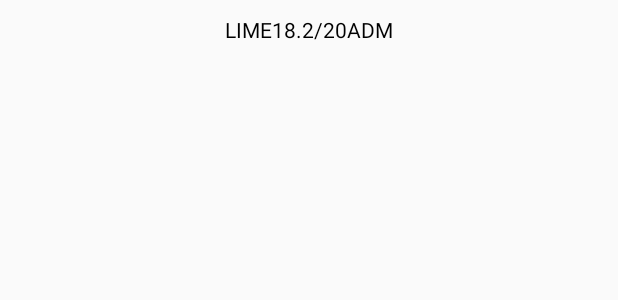
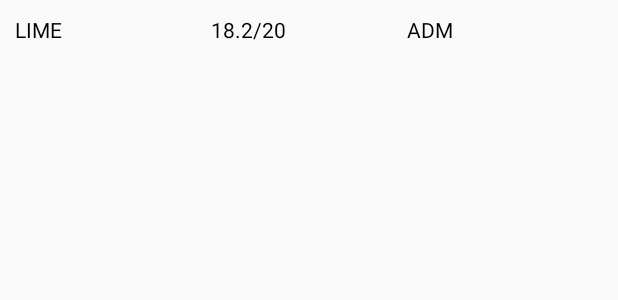
Before and after one commit to etudiant29001227/Projet_Ajourne, an Android app: the layout cell_layout.xml on its own in the app's theme, with its tools: preview values and no code run, on a phone screen of 412 x 824 dp. Shown: the top 300 px of the screen. Run offline under Robolectric (Android 15) with nearby library versions, the phone set to English and light mode, and no system bars.

```diff
--- a/app/src/main/java/com/example/projet_ajourn/GameView.java
+++ b/app/src/main/java/com/example/projet_ajourn/GameView.java
@@ -118,12 +118,6 @@ public class GameView extends View {
     }
 
     private boolean InMap(Canvas canvas,DrawableObject object){
-        System.out.println("-------------------------------------------------------------------------------------------------------");
-        System.out.println("Y : "+object.getY());
-        System.out.println("taile de l'image : "+object.getMaxHeight());
-        System.out.println("taile de l'ecran: "+canvas.getHeight());
-
-        System.out.println("Somme de Y+ taile de l'image : "+(object.getY()+object.getMaxHeight()));
         return ((object.getY()+object.getMaxHeight())<=canvas.getHeight()) && (object.getY()>=0);
     }
 
--- a/app/src/main/java/com/example/projet_ajourn/MyDBAdapter.java
+++ b/app/src/main/java/com/example/projet_ajourn/MyDBAdapter.java
@@ -38,7 +38,7 @@ public class MyDBAdapter {
     public ArrayList<Score> getAllScores(){
         ArrayList<Score> scores = new ArrayList<>();
         Cursor c = db.query(TABLE_SCORES, new String[]{COL_ID,COL_NAME,COL_MARK,COL_RESULT},null,
-                null,null,null,COL_MARK);
+                null,null,null,COL_MARK+" DESC");
         c.moveToFirst();
         while (!c.isAfterLast()){
             scores.add(new Score(c.getLong(0),c.getString(1),c.getFloat(2)));
--- a/app/src/main/res/layout/cell_layout.xml
+++ b/app/src/main/res/layout/cell_layout.xml
@@ -5,36 +5,40 @@
     android:orientation="horizontal"
     android:layout_centerHorizontal="true"
     android:padding="10dp">
-<RelativeLayout
+
+
+        <LinearLayout
             android:layout_width="match_parent"
-    android:layout_height="match_parent">
-    <LinearLayout
-        android:layout_width="wrap_content"
             android:layout_height="wrap_content"
-        android:orientation="horizontal"
-        android:layout_centerHorizontal="true">
+            android:layout_centerHorizontal="true"
+            android:orientation="horizontal">
 
             <TextView
-            android:layout_width="wrap_content"
-            android:layout_height="wrap_content"
                 android:id="@+id/name_player"
-            android:text="LIME"
-            android:textColor="@color/colorblack"/>
-        <TextView
-            android:layout_width="wrap_content"
-            android:layout_height="wrap_content"
-            android:id="@+id/mark_player"
-            android:text="18.2/20"
-            android:textColor="@color/colorblack"/>
-        <TextView
                 android:layout_width="match_parent"
                 android:layout_height="wrap_content"
+                android:layout_gravity="center"
+                android:layout_weight="20"
+                android:text="LIME"
+                android:textColor="@color/colorblack" />
+
+            <TextView
+                android:id="@+id/mark_player"
+                android:layout_width="match_parent"
+                android:layout_height="match_parent"
+                android:layout_weight="20"
+                android:text="18.2/20"
+                android:textColor="@color/colorblack" />
+
+            <TextView
                 android:id="@+id/result_player"
+                android:layout_width="match_parent"
+                android:layout_height="wrap_content"
+                android:layout_weight="20"
                 android:text="ADM"
-            android:textColor="@color/colorblack"/>
+                android:textColor="@color/colorblack" />
 
 
         </LinearLayout>
-</RelativeLayout>
 
 </LinearLayout>
--- a/app/src/main/res/values/strings.xml
+++ b/app/src/main/res/values/strings.xml
@@ -11,5 +11,6 @@
     <string name="dfficulty3">Licence 3</string>
     <string name="dfficulty4">Master1</string>
     <string name="dfficulty5">Master 2</string>
+    <string name="menu_delete">Delete</string>
 
 </resources>
```
Also changed, not shown: app/src/main/java/com/example/projet_ajourn/Student.java (+11 -11 lines), app/src/main/java/com/example/projet_ajourn/Table_Score_Activity.java (+30 -0 lines), app/src/main/res/menu/context.xml (added, +7 -0 lines). Lines whose indentation alone changed are shown as unchanged.
